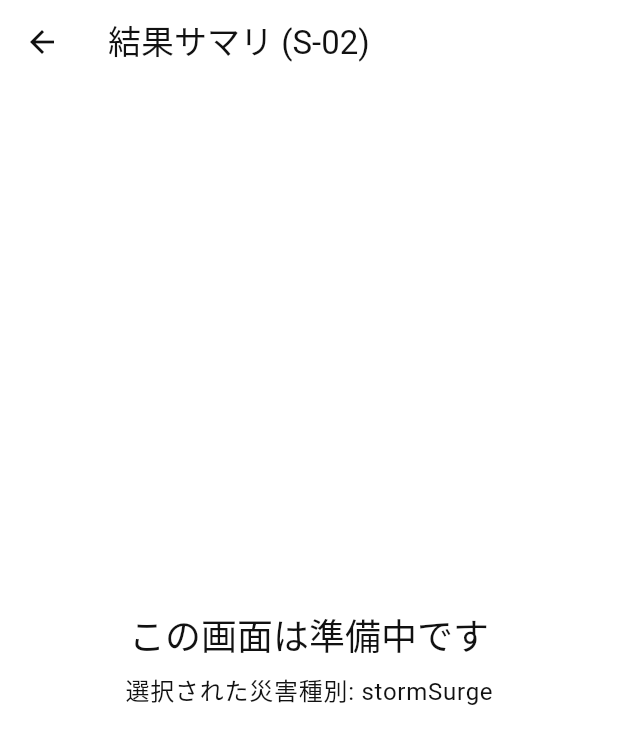
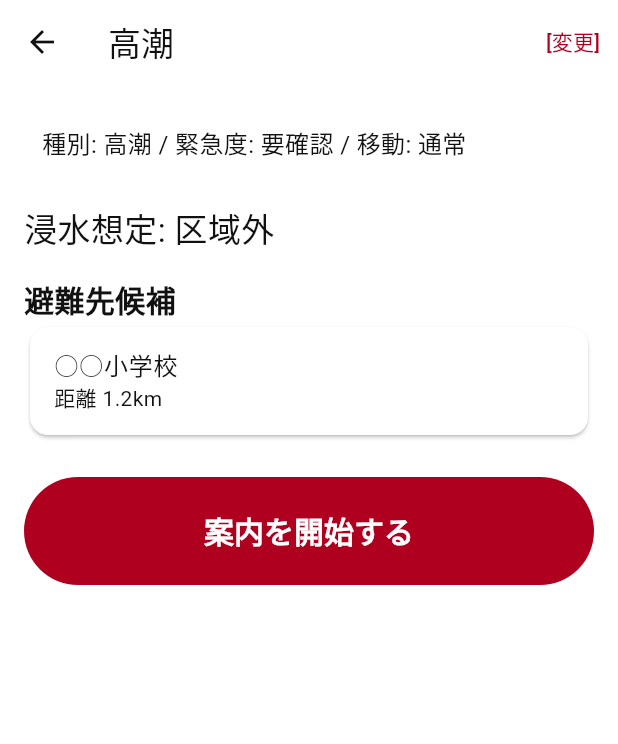
Before and after one commit to sotanengel/offline-center-for-disasters-app, a Flutter app: the screen it shows after launch, after a tap on "高潮", on a phone screen of 412 x 824 dp. Shown: the top 744 px of the screen. Run offline on Flutter 3.47's test engine with Material 3 defaults, Android fonts, the phone set to English and light mode, and no system bars; our stand-ins replace drift, flutter_map, flutter_riverpod, freezed_annotation, geolocator, latlong2 and 3 more; accounts and stored records are empty.

Commit message:
feat(F-03/F-06/F-08/F-09): S-02 結果サマリ + S-03 経路案内 (PR-7)
Issue #9: ResultScreen、NavScreen、72dp案内開始、超軽量地図。

Co-authored-by: Cursor <cursoragent@cursor.com>

```diff
--- a/lib/app/routes.dart
+++ b/lib/app/routes.dart
@@ -1,17 +1,17 @@
 import 'package:flutter/material.dart';
 
+import '../core/geo/geo_point.dart';
 import '../domain/entities/enums.dart';
+import '../domain/entities/guide_card.dart';
 import '../ui/guide/guide_degrade_screen.dart';
 import '../ui/guide/guide_detail_screen.dart';
+import '../ui/home/home_screen.dart';
+import '../ui/nav/nav_screen.dart';
 import '../ui/onboarding/onboarding_screen.dart';
+import '../ui/result/result_screen.dart' show NavArgs, ResultScreen;
 import '../ui/settings/settings_screen.dart';
-import '../ui/home/home_screen.dart';
-import '../domain/entities/guide_card.dart';
 
 /// アプリ全体のルート定数。
-///
-/// §15.1 MUST NOT: ボトムナビ / ドロワー / タブは追加しない。
-/// ホーム → 結果は 1 タップで到達する（[onGenerateRoute] の /result 直行）。
 class AppRoutes {
   const AppRoutes._();
 
@@ -23,9 +23,6 @@ class AppRoutes {
   static const onboarding = '/onboarding';
 }
 
-/// [MaterialApp.onGenerateRoute] に渡すディスパッチャ。
-///
-/// 各画面が未実装 (PR-7/PR-8/PR-10) の間は「準備中」プレースホルダを返す。
 Route<Object?>? onGenerateAppRoute(RouteSettings settings) {
   switch (settings.name) {
     case AppRoutes.home:
@@ -44,18 +41,20 @@ Route<Object?>? onGenerateAppRoute(RouteSettings settings) {
         ),
       );
     case AppRoutes.result:
-      final type = settings.arguments as DisasterType?;
+      final type = settings.arguments as DisasterType? ?? DisasterType.unknown;
       return MaterialPageRoute(
         settings: settings,
-        builder: (_) => _PlaceholderScreen(
-          routeName: '結果サマリ (S-02)',
-          note: type == null ? null : '選択された災害種別: ${type.name}',
-        ),
+        builder: (_) => ResultScreen(disasterType: type),
       );
     case AppRoutes.nav:
+      final args = settings.arguments as NavArgs?;
       return MaterialPageRoute(
         settings: settings,
-        builder: (_) => const _PlaceholderScreen(routeName: '経路案内 (S-03)'),
+        builder: (_) => NavScreen(
+          origin: args?.origin ?? const GeoPoint(35.68, 139.76),
+          route: args?.route,
+          fallbackBearing: args?.fallbackBearing ?? false,
+        ),
       );
     case AppRoutes.guide:
       final card = settings.arguments as GuideCard?;
@@ -79,35 +78,3 @@ Route<Object?>? onGenerateAppRoute(RouteSettings settings) {
       return null;
   }
 }
-
-class _PlaceholderScreen extends StatelessWidget {
-  const _PlaceholderScreen({required this.routeName, this.note});
-
-  final String routeName;
-  final String? note;
-
-  @override
-  Widget build(BuildContext context) {
-    return Scaffold(
-      appBar: AppBar(title: Text(routeName)),
-      body: Center(
-        child: Padding(
-          padding: const EdgeInsets.all(24),
-          child: Column(
-            mainAxisAlignment: MainAxisAlignment.center,
-            children: [
-              Text(
-                'この画面は準備中です',
-                style: Theme.of(context).textTheme.headlineSmall,
-              ),
-              if (note != null) ...[
-                const SizedBox(height: 8),
-                Text(note!, style: Theme.of(context).textTheme.bodyLarge),
-              ],
-            ],
-          ),
-        ),
-      ),
-    );
-  }
-}
--- /dev/null
+++ b/lib/ui/result/result_screen.dart
@@ -0,0 +1,181 @@
+import 'package:flutter/material.dart';
+import 'package:flutter_riverpod/flutter_riverpod.dart';
+
+import '../../app/providers.dart';
+import '../../app/routes.dart';
+import '../../core/geo/geo_point.dart';
+import '../../domain/entities/enums.dart';
+import '../../domain/entities/route_result.dart';
+import '../../ui/home/home_screen.dart';
+
+/// S-02 結果サマリ（§3.7 / §15.2）。
+class ResultScreen extends ConsumerWidget {
+  const ResultScreen({super.key, required this.disasterType});
+
+  final DisasterType disasterType;
+
+  @override
+  Widget build(BuildContext context, WidgetRef ref) {
+    final isUnknown = disasterType == DisasterType.unknown;
+    final location =
+        ref.watch(locationProvider).valueOrNull ??
+        const GeoPoint(35.6812, 139.7671);
+
+    return Scaffold(
+      appBar: AppBar(
+        title: Text(HomeScreen.labelOf(disasterType)),
+        actions: [
+          TextButton(
+            onPressed: () => _showTypeSheet(context, ref),
+            child: const Text('[変更]'),
+          ),
+        ],
+      ),
+      body: ListView(
+        padding: const EdgeInsets.all(16),
+        children: [
+          _SummaryBar(type: disasterType),
+          const SizedBox(height: 16),
+          if (!isUnknown) ...[
+            _SecondaryInfo(type: disasterType),
+            const SizedBox(height: 16),
+            const Text(
+              '避難先候補',
+              style: TextStyle(fontSize: 20, fontWeight: FontWeight.bold),
+            ),
+            _DestinationSummary(type: disasterType),
+          ] else
+            const Text(
+              '災害種別が未確定のため、避難先は断定表示しません（§3.6）',
+              style: TextStyle(fontSize: 18),
+            ),
+          const SizedBox(height: 24),
+          if (!isUnknown)
+            SizedBox(
+              height: 72,
+              child: FilledButton(
+                key: const Key('start_nav_button'),
+                onPressed: () {
+                  Navigator.of(context).pushNamed(
+                    AppRoutes.nav,
+                    arguments: NavArgs(
+                      origin: location,
+                      route: RouteResult(
+                        targetId: 'demo',
+                        costSeconds: 600,
+                        distanceM: 1200,
+                        polyline: [
+                          location,
+                          GeoPoint(location.lat + 0.01, location.lng + 0.01),
+                        ],
+                        instructions: const [
+                          TurnInstruction(
+                            kind: TurnKind.goStraight,
+                            distanceM: 300,
+                            text: '300m 直進',
+                          ),
+                        ],
+                      ),
+                    ),
+                  );
+                },
+                child: const Text('案内を開始する', style: TextStyle(fontSize: 20)),
+              ),
+            ),
+        ],
+      ),
+    );
+  }
+
+  void _showTypeSheet(BuildContext context, WidgetRef ref) {
+    showModalBottomSheet<void>(
+      context: context,
+      builder: (ctx) => SafeArea(
+        child: Wrap(
+          children: [
+            for (final t in DisasterType.values)
+              if (t != DisasterType.unknown)
+                ListTile(
+                  title: Text(HomeScreen.labelOf(t)),
+                  onTap: () {
+                    Navigator.pop(ctx);
+                    Navigator.of(
+                      context,
+                    ).pushReplacementNamed(AppRoutes.result, arguments: t);
+                  },
+                ),
+          ],
+        ),
+      ),
+    );
+  }
+}
+
+class _SummaryBar extends StatelessWidget {
+  const _SummaryBar({required this.type});
+  final DisasterType type;
+
+  @override
+  Widget build(BuildContext context) {
+    return Material(
+      color: Theme.of(context).colorScheme.surfaceContainerHighest,
+      borderRadius: BorderRadius.circular(8),
+      child: Padding(
+        padding: const EdgeInsets.all(12),
+        child: Text(
+          '種別: ${HomeScreen.labelOf(type)} / 緊急度: 要確認 / 移動: 通常',
+          style: const TextStyle(fontSize: 16),
+        ),
+      ),
+    );
+  }
+}
+
+class _SecondaryInfo extends StatelessWidget {
+  const _SecondaryInfo({required this.type});
+  final DisasterType type;
+
+  @override
+  Widget build(BuildContext context) {
+    if (type == DisasterType.tsunami) {
+      return const Text(
+        '標高: 12 m（最優先表示 §15.2）',
+        style: TextStyle(fontSize: 28, fontWeight: FontWeight.bold),
+      );
+    }
+    if (type == DisasterType.flood || type == DisasterType.stormSurge) {
+      return const Text('浸水想定: 区域外', style: TextStyle(fontSize: 22));
+    }
+    return const SizedBox.shrink();
+  }
+}
+
+class _DestinationSummary extends StatelessWidget {
+  const _DestinationSummary({required this.type});
+  final DisasterType type;
+
+  @override
+  Widget build(BuildContext context) {
+    return Card(
+      key: const Key('destination_summary'),
+      child: ListTile(
+        title: const Text('○○小学校'),
+        subtitle: Text(
+          type == DisasterType.tsunami ? '標高 15m / 距離 1.2km' : '距離 1.2km',
+        ),
+      ),
+    );
+  }
+}
+
+/// NavScreen への引数。
+class NavArgs {
+  const NavArgs({
+    required this.origin,
+    this.route,
+    this.fallbackBearing = false,
+  });
+  final GeoPoint origin;
+  final RouteResult? route;
+  final bool fallbackBearing;
+}
```
Also changed, not shown: lib/ui/nav/nav_screen.dart (added, +164 -0 lines), 1 other file.
